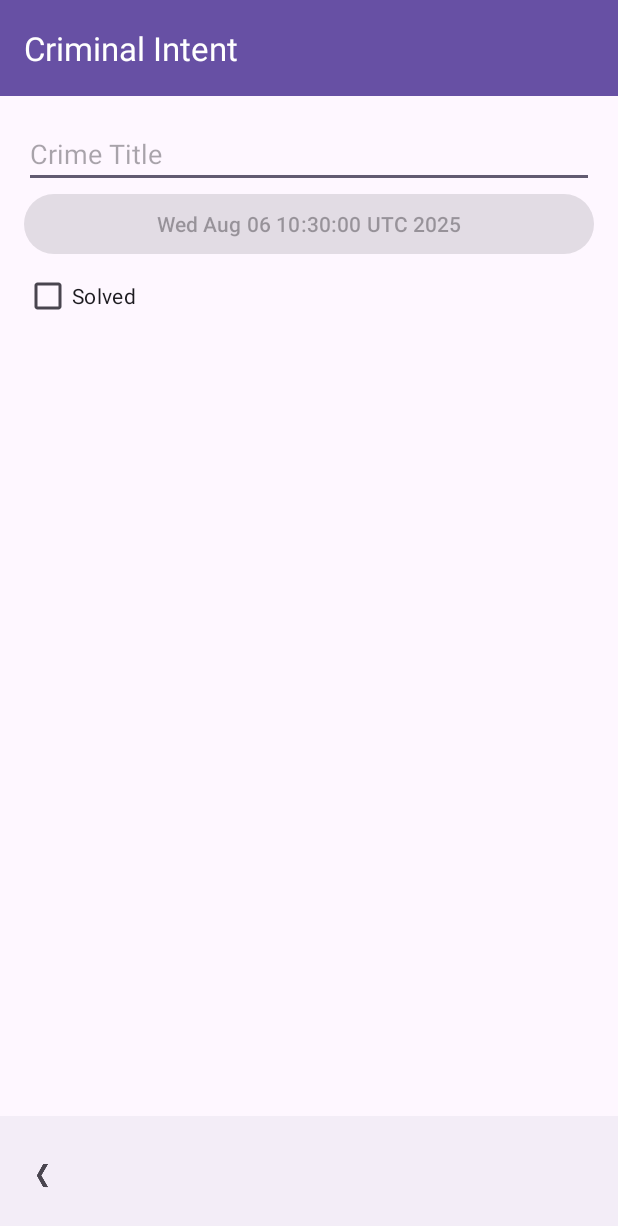
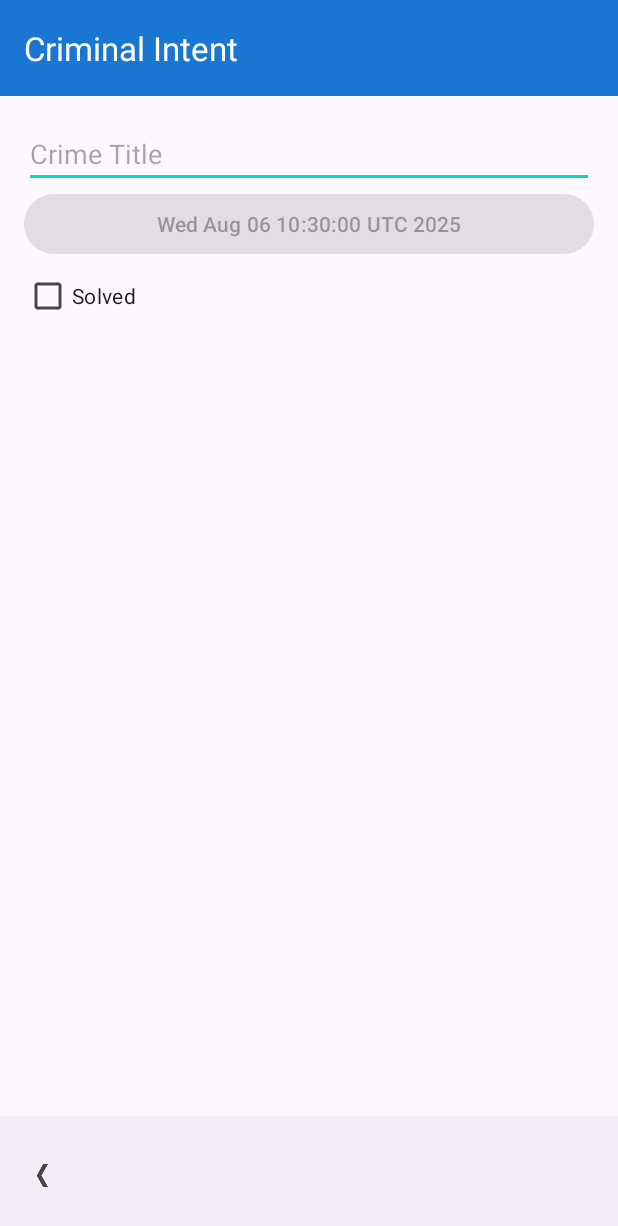
Before and after one commit to mjh096/CriminalIntent, an Android app: the screen it shows after launch (MainActivity), on a phone screen of 412 x 824 dp. Shown: the top 1226 px of the screen. Run offline under Robolectric (Android 15) with nearby library versions, the phone set to English and light mode, and no system bars.

Commit message:
Week 3 - Revised theme

```diff
--- a/app/src/main/res/values-night/themes.xml
+++ b/app/src/main/res/values-night/themes.xml
@@ -1,7 +1,9 @@
 <resources xmlns:tools="http://schemas.android.com/tools">
     <!-- Base application theme. -->
     <style name="Base.Theme.CriminalIntent" parent="Theme.Material3.DayNight.NoActionBar">
-        <!-- Customize your dark theme here. -->
-        <!-- <item name="colorPrimary">@color/my_dark_primary</item> -->
+        <item name="colorPrimary">#1976D2</item>
+        <item name="colorPrimaryVariant">#1565C0</item>
+        <item name="colorOnPrimary">#FFFFFF</item>
+        <item name="colorSecondary">#03DAC5</item>
     </style>
 </resources>
--- a/app/src/main/res/values/themes.xml
+++ b/app/src/main/res/values/themes.xml
@@ -1,8 +1,10 @@
 <resources xmlns:tools="http://schemas.android.com/tools">
     <!-- Base application theme. -->
     <style name="Base.Theme.CriminalIntent" parent="Theme.Material3.DayNight.NoActionBar">
-        <!-- Customize your light theme here. -->
-        <!-- <item name="colorPrimary">@color/my_light_primary</item> -->
+        <item name="colorPrimary">#1976D2</item>
+        <item name="colorPrimaryVariant">#1565C0</item>
+        <item name="colorOnPrimary">#FFFFFF</item>
+        <item name="colorSecondary">#03DAC5</item>
     </style>
 
     <style name="Theme.CriminalIntent" parent="Base.Theme.CriminalIntent" />
```
